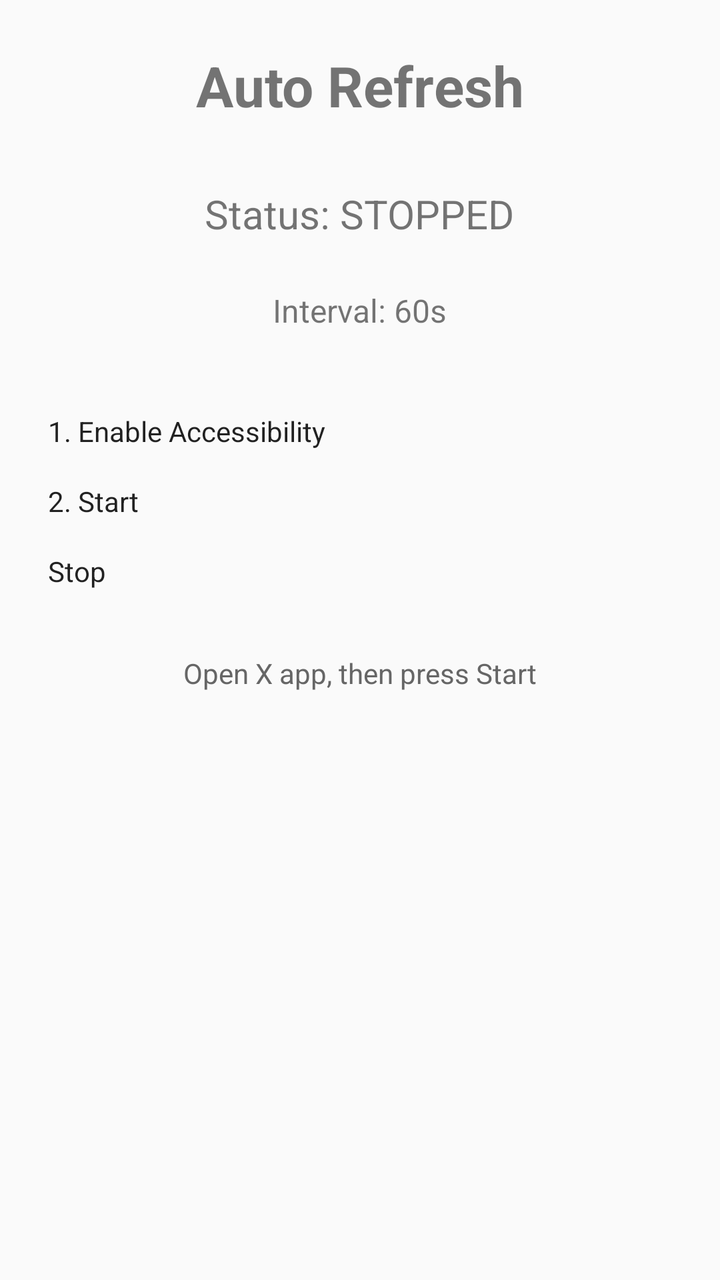
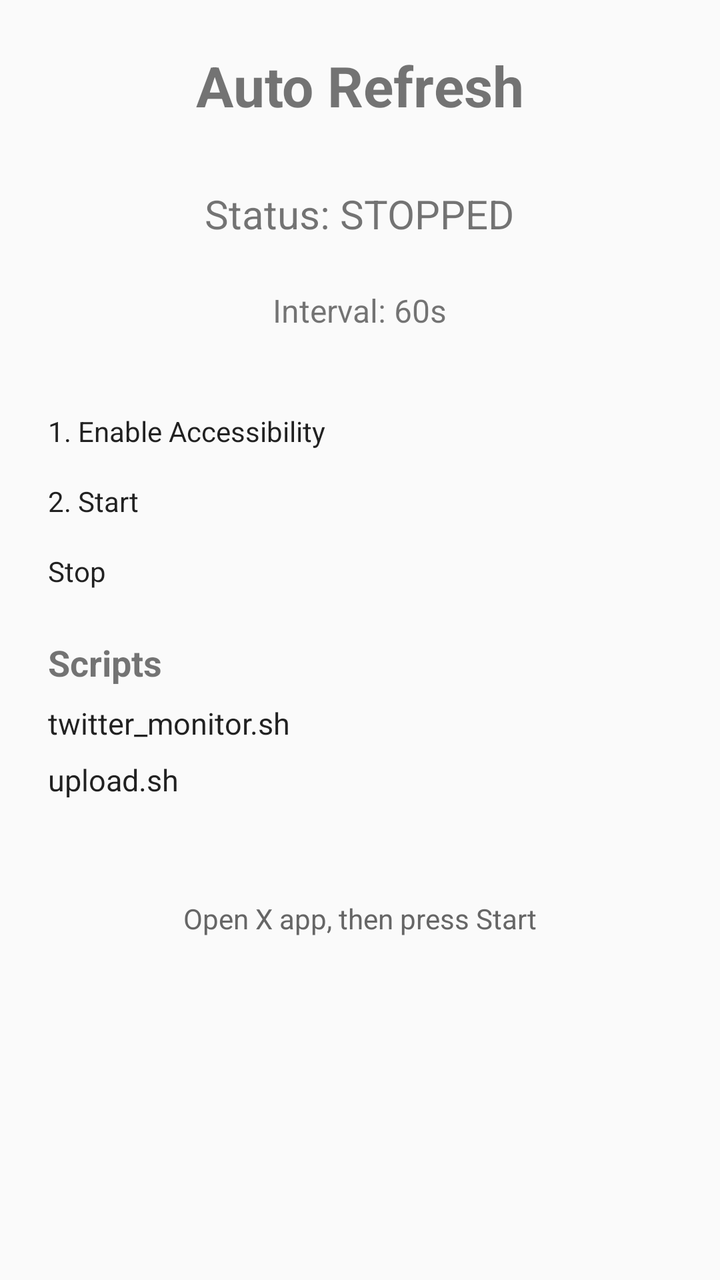

An Android layout rendered at two revisions. The XML below is the earlier revision; the diff shows what the commit changed to produce the second picture.
<!-- AndroidManifest.xml: application theme AppTheme -->
<!-- res/layout/activity_main.xml -->
<?xml version="1.0" encoding="utf-8"?>
<LinearLayout xmlns:android="http://schemas.android.com/apk/res/android"
    android:layout_width="match_parent"
    android:layout_height="match_parent"
    android:orientation="vertical"
    android:padding="24dp"
    android:gravity="center_horizontal">

    <TextView
        android:layout_width="wrap_content"
        android:layout_height="wrap_content"
        android:text="Auto Refresh"
        android:textSize="28sp"
        android:textStyle="bold"
        android:layout_marginBottom="32dp" />

    <TextView
        android:id="@+id/statusText"
        android:layout_width="wrap_content"
        android:layout_height="wrap_content"
        android:text="Status: STOPPED"
        android:textSize="20sp"
        android:layout_marginBottom="24dp" />

    <TextView
        android:id="@+id/intervalText"
        android:layout_width="wrap_content"
        android:layout_height="wrap_content"
        android:text="Interval: 60s"
        android:textSize="16sp"
        android:layout_marginBottom="8dp" />

    <SeekBar
        android:id="@+id/intervalSeek"
        android:layout_width="match_parent"
        android:layout_height="wrap_content"
        android:max="300"
        android:progress="60"
        android:layout_marginBottom="32dp" />

    <Button
        android:id="@+id/btnEnable"
        android:layout_width="match_parent"
        android:layout_height="wrap_content"
        android:text="1. Enable Accessibility"
        android:layout_marginBottom="16dp" />

    <Button
        android:id="@+id/btnStart"
        android:layout_width="match_parent"
        android:layout_height="wrap_content"
        android:text="2. Start"
        android:layout_marginBottom="16dp" />

    <Button
        android:id="@+id/btnStop"
        android:layout_width="match_parent"
        android:layout_height="wrap_content"
        android:text="Stop" />

    <TextView
        android:layout_width="wrap_content"
        android:layout_height="wrap_content"
        android:text="Open X app, then press Start"
        android:textSize="14sp"
        android:layout_marginTop="32dp"
        android:textColor="#666666" />

</LinearLayout>
<!-- resources referenced by this layout -->
<resources>
  <style name="AppTheme" parent="android:Theme.Material.Light">
          <item name="android:colorPrimary">#1DA1F2</item>
          <item name="android:colorPrimaryDark">#1A91DA</item>
          <item name="android:colorAccent">#1DA1F2</item>
      </style>
</resources>

<!-- the commit's change to res/layout/activity_main.xml (unified diff, before → after) -->
@@ -59,11 +59,45 @@
         android:text="Stop" />
 
     <TextView
+        android:layout_width="match_parent"
+        android:layout_height="wrap_content"
+        android:text="Scripts"
+        android:textSize="18sp"
+        android:textStyle="bold"
+        android:layout_marginTop="24dp"
+        android:layout_marginBottom="8dp" />
+
+    <CheckBox
+        android:id="@+id/chkMonitor"
+        android:layout_width="match_parent"
+        android:layout_height="wrap_content"
+        android:text="twitter_monitor.sh"
+        android:textSize="15sp"
+        android:layout_marginBottom="8dp" />
+
+    <CheckBox
+        android:id="@+id/chkUpload"
+        android:layout_width="match_parent"
+        android:layout_height="wrap_content"
+        android:text="upload.sh"
+        android:textSize="15sp"
+        android:layout_marginBottom="8dp" />
+
+    <TextView
+        android:id="@+id/scriptStatus"
+        android:layout_width="match_parent"
+        android:layout_height="wrap_content"
+        android:text=""
+        android:textSize="13sp"
+        android:textColor="#666666"
+        android:layout_marginBottom="8dp" />
+
+    <TextView
         android:layout_width="wrap_content"
         android:layout_height="wrap_content"
         android:text="Open X app, then press Start"
         android:textSize="14sp"
-        android:layout_marginTop="32dp"
+        android:layout_marginTop="16dp"
         android:textColor="#666666" />
 
 </LinearLayout>
